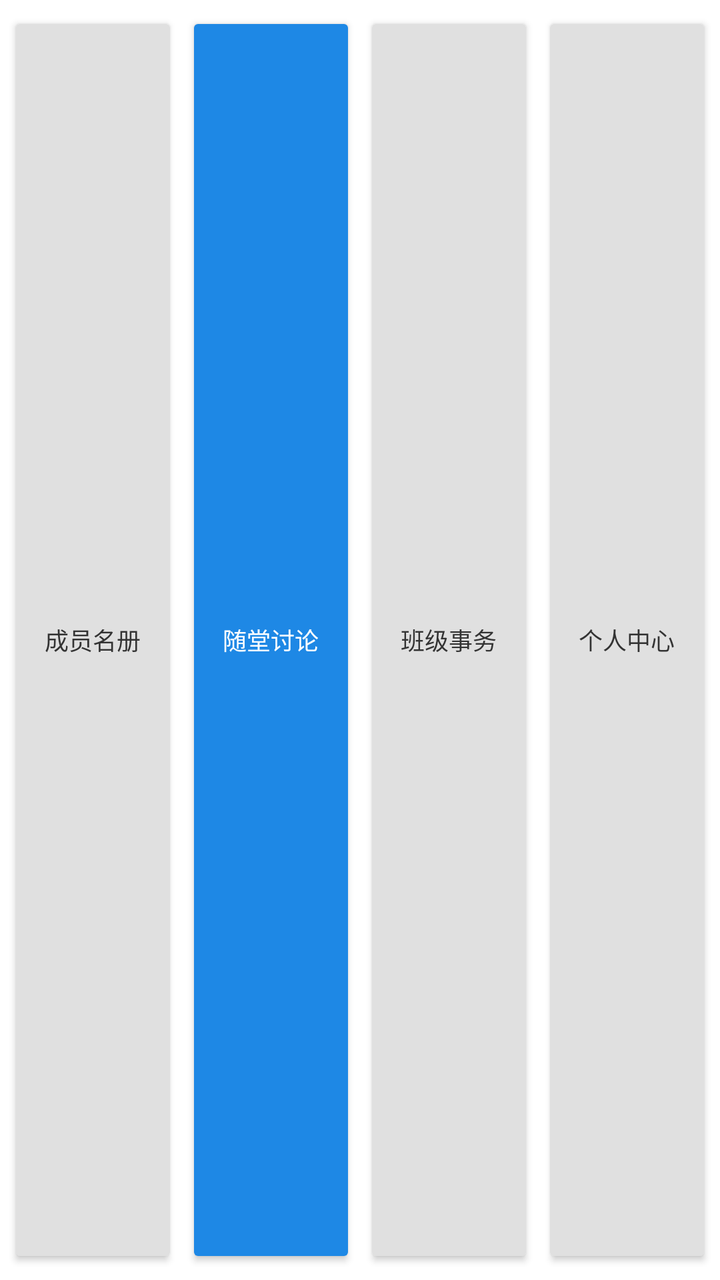
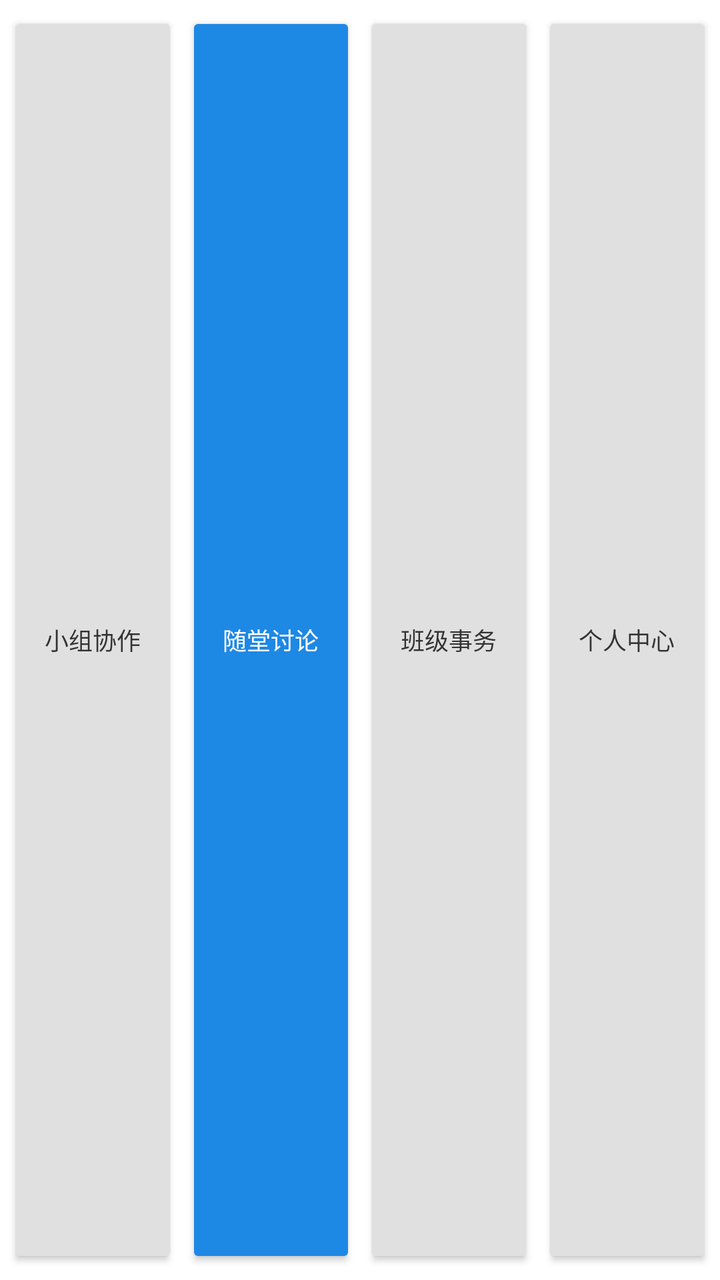

Two renders of the same Android screen: before a commit and after it. Below are the layout's source before the change and the commit's diff.
<!-- AndroidManifest.xml: application theme Theme.CampusChat -->
<!-- res/layout/view_bottom_nav.xml -->
<?xml version="1.0" encoding="utf-8"?>
<LinearLayout
    xmlns:android="http://schemas.android.com/apk/res/android"
    android:id="@+id/layoutBottomNav"
    android:layout_width="match_parent"
    android:layout_height="56dp"
    android:orientation="horizontal"
    android:background="#FFFFFF"
    android:elevation="8dp"
    android:paddingTop="6dp"
    android:paddingBottom="6dp">

    
    <Button
        android:id="@+id/btnTabUsers"
        android:layout_width="0dp"
        android:layout_height="match_parent"
        android:layout_weight="1"
        android:layout_marginStart="4dp"
        android:layout_marginEnd="2dp"
        android:backgroundTint="#E0E0E0"
        android:text="成员名册"
        android:textColor="#333333"
        android:textSize="12sp" />

    
    <Button
        android:id="@+id/btnTabChat"
        android:layout_width="0dp"
        android:layout_height="match_parent"
        android:layout_weight="1"
        android:layout_marginStart="2dp"
        android:layout_marginEnd="2dp"
        android:backgroundTint="#1E88E5"
        android:text="随堂讨论"
        android:textColor="#FFFFFF"
        android:textSize="12sp" />

    
    <Button
        android:id="@+id/btnTabAffairs"
        android:layout_width="0dp"
        android:layout_height="match_parent"
        android:layout_weight="1"
        android:layout_marginStart="2dp"
        android:layout_marginEnd="2dp"
        android:backgroundTint="#E0E0E0"
        android:text="班级事务"
        android:textColor="#333333"
        android:textSize="12sp" />

    
    <Button
        android:id="@+id/btnTabProfile"
        android:layout_width="0dp"
        android:layout_height="match_parent"
        android:layout_weight="1"
        android:layout_marginStart="2dp"
        android:layout_marginEnd="4dp"
        android:backgroundTint="#E0E0E0"
        android:text="个人中心"
        android:textColor="#333333"
        android:textSize="12sp" />

</LinearLayout>
<!-- resources referenced by this layout -->
<resources>
  <style name="Theme.CampusChat" parent="Theme.AppCompat.Light.NoActionBar">
          
          <item name="colorPrimary">@color/brand_primary</item>
          <item name="colorPrimaryDark">@color/brand_primary_dark</item>
          <item name="colorAccent">@color/brand_accent</item>
  
          
          <item name="android:windowBackground">@color/app_background</item>
  
          
          <item name="android:statusBarColor">@color/brand_primary_dark</item>
      </style>
  <color name="brand_primary">#1E88E5</color>
  <color name="brand_primary_dark">#1565C0</color>
  <color name="brand_accent">#00ACC1</color>
  <color name="app_background">#F4F6F9</color>
</resources>

<!-- the commit's change to res/layout/view_bottom_nav.xml (unified diff, before → after) -->
@@ -19,7 +19,7 @@
         android:layout_marginStart="4dp"
         android:layout_marginEnd="2dp"
         android:backgroundTint="#E0E0E0"
-        android:text="成员名册"
+        android:text="小组协作"
         android:textColor="#333333"
         android:textSize="12sp" />
 
